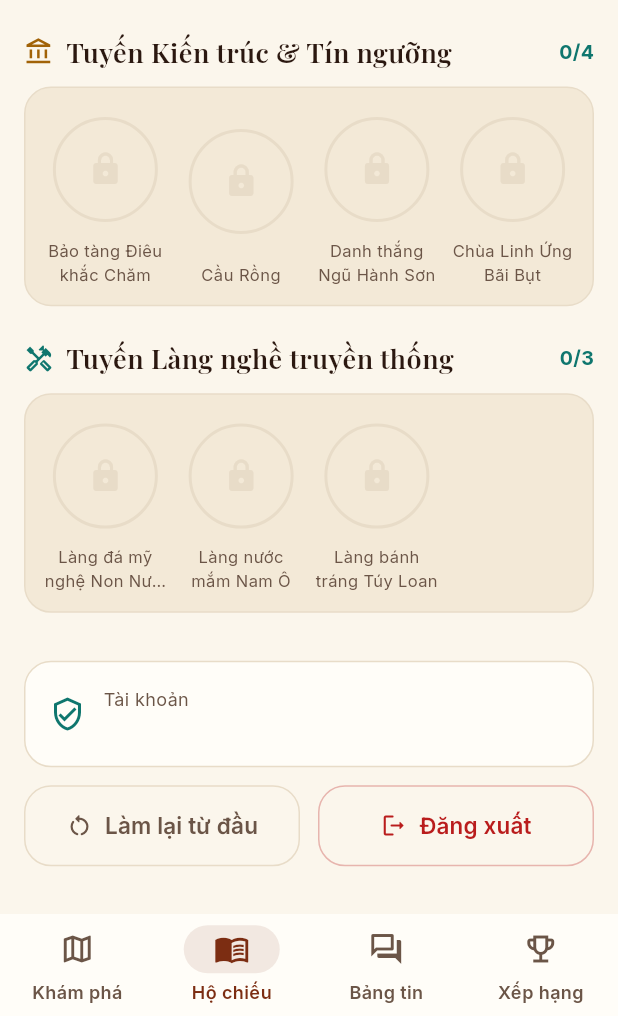
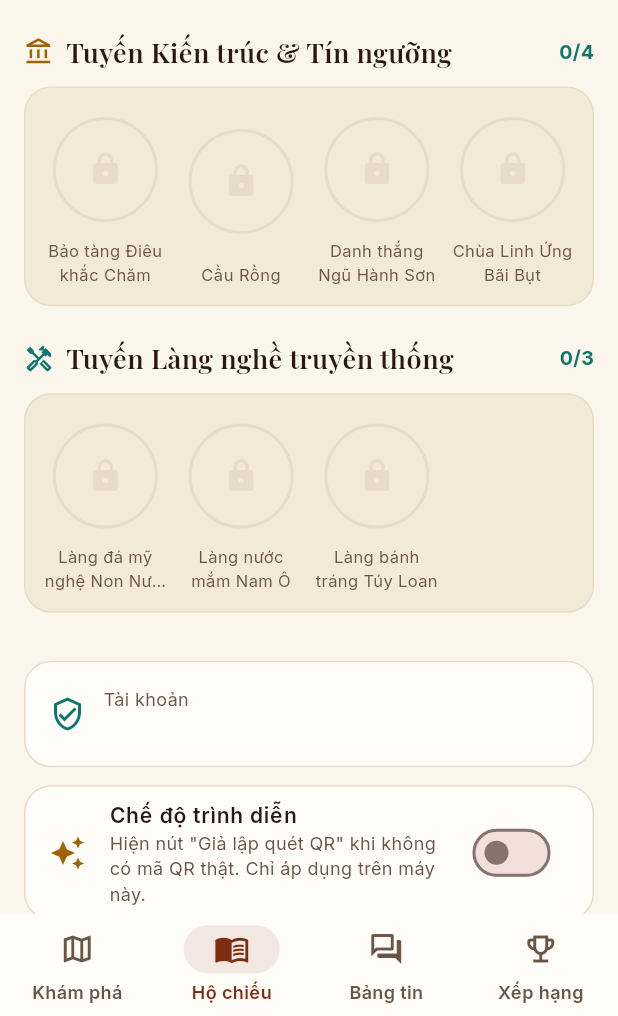
Before and after one commit to thangchien1607/local-passport, a Flutter app: the HomeShell screen opened directly, item 2 of the bottom bar chosen, scrolled down 679 dp, on a phone screen of 412 x 824 dp, the part 220-1236 px from its top. Run offline on Flutter 3.47's test engine with Material 3 defaults, Android fonts, the phone set to English and light mode, and no system bars; our stand-ins replace cloud_firestore, firebase_auth, firebase_core, flutter_svg, geolocator, google_fonts and 4 more; missing offline and left inert: dart:js_interop, mobile_scanner; accounts and stored records are empty.

Commit message:
feat(demo): bỏ bài mẫu ở bảng tin và ẩn nút giả lập quét QR
- Bảng tin và trang địa điểm chỉ hiện bài thật trên Firestore; bài mẫu chỉ dùng khi chạy không có Firebase
- Nút "Giả lập quét QR" ẩn mặc định, bật lại bằng công tắc "Chế độ trình diễn" ở tab Hộ chiếu (lưu riêng trên từng máy)
- Thêm test cho bảng tin và công tắc trình diễn

```diff
--- a/lib/screens/passport_screen.dart
+++ b/lib/screens/passport_screen.dart
@@ -395,6 +395,26 @@ class PassportScreen extends StatelessWidget {
           ),
           const SizedBox(height: 12),
         ],
+        if (store.remote != null) ...[
+          Container(
+            decoration: cardDecoration(),
+            child: SwitchListTile(
+              value: store.demoQrEnabled,
+              onChanged: store.setDemoQr,
+              title: Text(
+                'Chế độ trình diễn',
+                style: bodyStyle(14, weight: FontWeight.w600),
+              ),
+              subtitle: Text(
+                'Hiện nút "Giả lập quét QR" khi không có mã QR thật. '
+                'Chỉ áp dụng trên máy này.',
+                style: bodyStyle(12, color: AppColors.inkSoft),
+              ),
+              secondary: const Icon(Icons.auto_awesome, color: AppColors.gold),
+            ),
+          ),
+          const SizedBox(height: 12),
+        ],
         Row(
           children: [
             Expanded(
--- a/lib/screens/qr_scanner_screen.dart
+++ b/lib/screens/qr_scanner_screen.dart
@@ -3,6 +3,7 @@ import 'package:mobile_scanner/mobile_scanner.dart';
 
 import '../data/routes.dart';
 import '../services/geo.dart';
+import '../state/passport_store.dart';
 import '../theme.dart';
 
 enum ScanResult { real, demo }
@@ -381,6 +382,8 @@ class _QrScannerScreenState extends State<QrScannerScreen>
                       ),
                     const SizedBox(height: 12),
                   ],
+                  // Chỉ hiện khi bật "Chế độ trình diễn" ở tab Hộ chiếu.
+                  if (PassportScope.of(context).demoQrEnabled)
                     SecondaryButton(
                       label: 'Giả lập quét QR (Demo)',
                       icon: Icons.auto_awesome,
--- a/lib/state/passport_store.dart
+++ b/lib/state/passport_store.dart
@@ -15,6 +15,9 @@ import '../services/passport_remote.dart';
 // nhanh và dùng được khi mất mạng; khi có [PassportRemote] (Cloud Firestore trên web)
 // thì mỗi lần _commit() cũng ghi lên server.
 const _storageKey = 'local-passport/v1';
+
+/// Cài đặt riêng của máy, không đổi theo tài khoản.
+const _demoKey = 'local-passport/demo-qr';
 
 class UserProfile {
   const UserProfile({
@@ -100,6 +103,24 @@ class PassportStore extends ChangeNotifier {
 
   /// Bài cảm nhận của người khác tải từ Firestore.
   List<Reflection> communityReflections = [];
+
+  /// Cho phép nút "Giả lập quét QR" (dùng khi trình diễn không có mã QR thật).
+  /// Chạy không có Firebase thì luôn bật.
+  bool get demoQrEnabled =>
+      remote == null || (_prefs.getBool(_demoKey) ?? false);
+
+  void setDemoQr(bool enabled) {
+    _prefs.setBool(_demoKey, enabled);
+    notifyListeners();
+  }
+
+  /// Bảng tin: bài của mình và của mọi người, mới nhất trước. Bài mẫu chỉ hiện
+  /// khi chạy không có Firebase.
+  List<Reflection> get feed => [
+    ...reflections,
+    ...communityReflections,
+    if (remote == null) ...seedReflections,
+  ]..sort((a, b) => b.createdAt.compareTo(a.createdAt));
 
   /// Bảng xếp hạng tải từ Firestore (null: chưa tải được lần nào).
   List<LeaderEntry>? leaders;
```
Also changed, not shown: lib/screens/community_screen.dart (+1 -7 lines), lib/screens/location_screen.dart (+1 -6 lines), 1 other file. Lines whose indentation alone changed are shown as unchanged.
